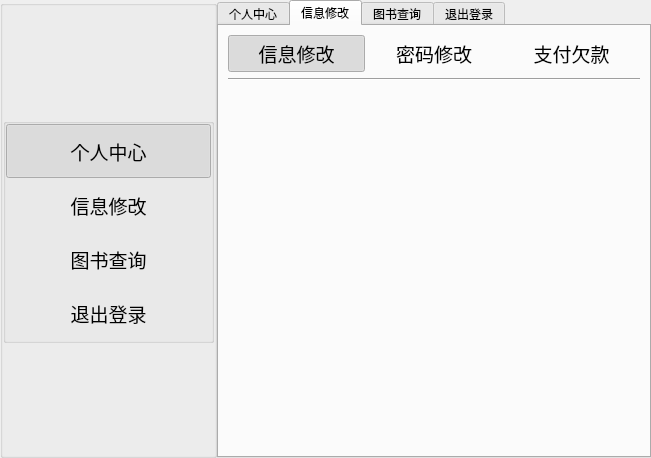
Qt form twidgetstudent.ui (xiezhihu/Qt_Book) before a commit.
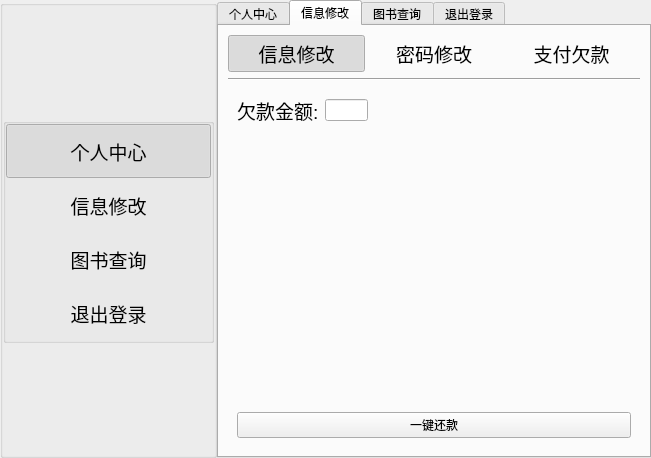
The same form after that commit. The open tabs and pages were chosen to show the change.

Commit message: 完成信息修改——还款

Patch:
```diff
--- a/twidgetstudent.ui
+++ b/twidgetstudent.ui
@@ -824,7 +824,66 @@
              </item>
             </layout>
            </widget>
-           <widget class="QWidget" name="page_3"/>
+           <widget class="QWidget" name="page_3">
+            <layout class="QVBoxLayout" name="verticalLayout_12">
+             <item>
+              <layout class="QHBoxLayout" name="horizontalLayout_9" stretch="1,2">
+               <item>
+                <layout class="QHBoxLayout" name="horizontalLayout_8">
+                 <item>
+                  <widget class="QLabel" name="label_5">
+                   <property name="font">
+                    <font>
+                     <pointsize>14</pointsize>
+                    </font>
+                   </property>
+                   <property name="text">
+                    <string>欠款金额:</string>
+                   </property>
+                  </widget>
+                 </item>
+                 <item>
+                  <widget class="QLineEdit" name="lineDebt"/>
+                 </item>
+                </layout>
+               </item>
+               <item>
+                <spacer name="horizontalSpacer_9">
+                 <property name="orientation">
+                  <enum>Qt::Horizontal</enum>
+                 </property>
+                 <property name="sizeHint" stdset="0">
+                  <size>
+                   <width>40</width>
+                   <height>20</height>
+                  </size>
+                 </property>
+                </spacer>
+               </item>
+              </layout>
+             </item>
+             <item>
+              <spacer name="verticalSpacer_10">
+               <property name="orientation">
+                <enum>Qt::Vertical</enum>
+               </property>
+               <property name="sizeHint" stdset="0">
+                <size>
+                 <width>20</width>
+                 <height>317</height>
+                </size>
+               </property>
+              </spacer>
+             </item>
+             <item>
+              <widget class="QPushButton" name="btnRepay">
+               <property name="text">
+                <string>一键还款</string>
+               </property>
+              </widget>
+             </item>
+            </layout>
+           </widget>
           </widget>
          </item>
         </layout>
```
Left out of the diff: 22 changed lines with no effect on the pictures. The commit also changes 2 other files.
